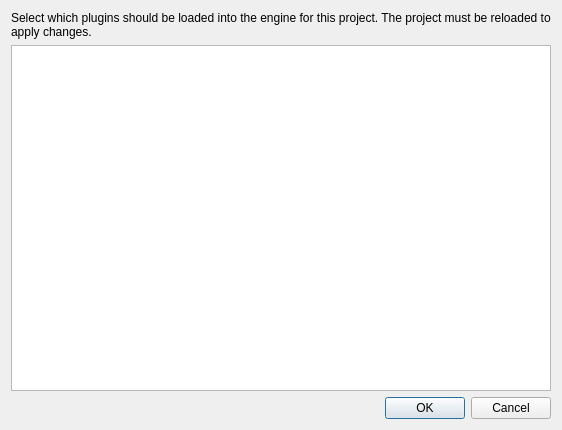
Before: the Qt Designer form Tools/EditorFramework/Dialogs/EnginePluginConfigDlg.ui in ezEngine/ezEngine, drawn with Qt 5.
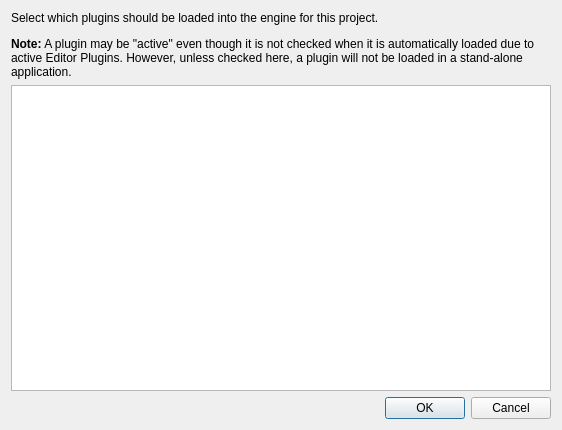
After: the same form once the commit is applied. Icons and pictures are not drawn.

Commit message: Fixes for the plugin config dialog. Last document is only loaded if it also belongs to the last project.

Patch:
```diff
--- a/Tools/EditorFramework/Dialogs/EnginePluginConfigDlg.ui
+++ b/Tools/EditorFramework/Dialogs/EnginePluginConfigDlg.ui
@@ -27,10 +27,10 @@
       </sizepolicy>
      </property>
      <property name="text">
-      <string>Select which plugins should be loaded into the engine for this project. The project must be reloaded to apply changes.</string>
+      <string>&lt;html&gt;&lt;head/&gt;&lt;body&gt;&lt;p&gt;Select which plugins should be loaded into the engine for this project.&lt;/p&gt;&lt;p&gt;&lt;span style=&quot; font-weight:600;&quot;&gt;Note:&lt;/span&gt; A plugin may be &amp;quot;active&amp;quot; even though it is not checked when it is automatically loaded due to active Editor Plugins. However, unless checked here, a plugin will not be loaded in a stand-alone application.&lt;/p&gt;&lt;/body&gt;&lt;/html&gt;</string>
      </property>
      <property name="textFormat">
-      <enum>Qt::PlainText</enum>
+      <enum>Qt::RichText</enum>
      </property>
      <property name="wordWrap">
       <bool>true</bool>
```
The commit also changes 4 other files.
